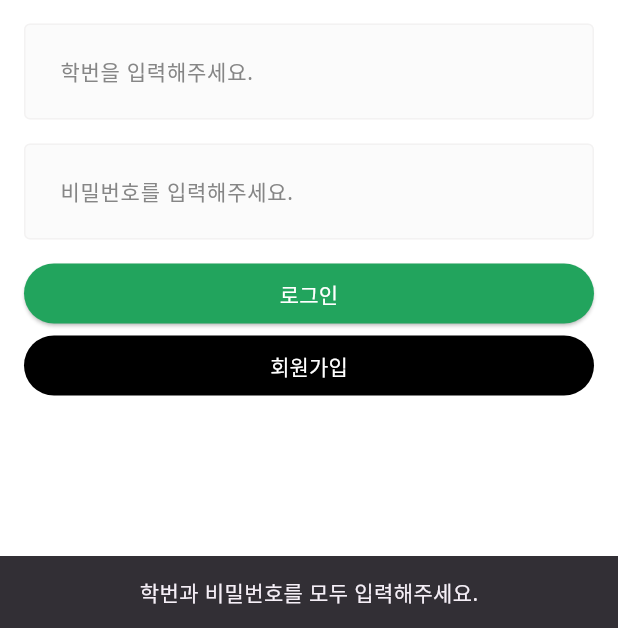
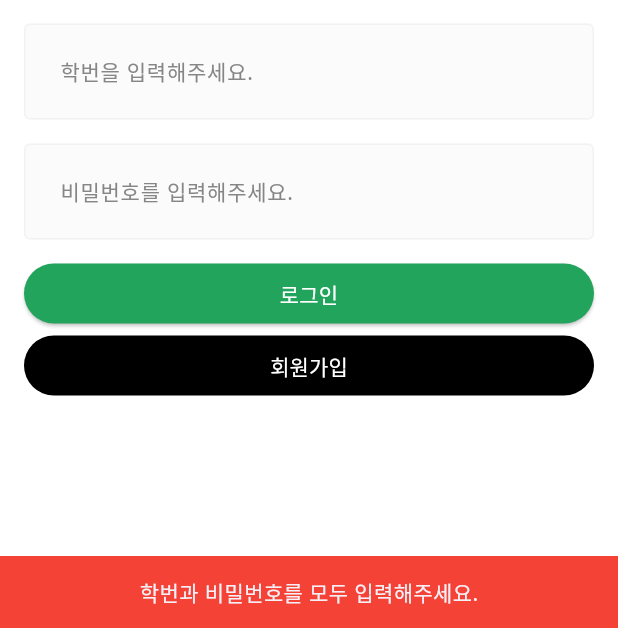
Before and after one commit to kimjuho913-master/ourclasscalendar, a Flutter app: the screen it shows after launch, after a tap on "로그인", on a phone screen of 412 x 824 dp, the part 608-1236 px from its top. Run offline on Flutter 3.47's test engine with Material 3 defaults, Android fonts, the phone set to English and light mode, and no system bars; our stand-ins replace cloud_firestore, firebase_auth, firebase_core; accounts and stored records are empty.

Commit message:
나나나

```diff
--- a/lib/screen/login_screen.dart
+++ b/lib/screen/login_screen.dart
@@ -63,7 +63,8 @@ class _LoginScreenState extends State<LoginScreen> {
                             child: Text(
                               '학번과 비밀번호를 모두 입력해주세요.'
                             )
-                          )
+                          ),
+                          backgroundColor: Colors.red,
                         ),
                       );
                       return;
@@ -98,7 +99,7 @@ class _LoginScreenState extends State<LoginScreen> {
                         message = '이메일 인증이 필요합니다. 학교 메일함을 확인해주세요.';
                       }
                       ScaffoldMessenger.of(context).showSnackBar(
-                        SnackBar(content: Text(message)),
+                        SnackBar(content: Center(child: Text(message)),backgroundColor: Colors.red,),
                       );
                     }
                   },
--- a/lib/screen/register_screen.dart
+++ b/lib/screen/register_screen.dart
@@ -73,7 +73,7 @@ class _RegisterScreenState extends State<RegisterScreen> {
         message = '비밀번호는 6자 이상이어야 합니다.';
       }
       ScaffoldMessenger.of(context).showSnackBar(
-        SnackBar(content: Text(message)),
+        SnackBar(content: Center(child: Text(message))),
       );
     } finally {
       if (mounted) {
```
Also changed, not shown: lib/component/schedule_bottom_sheet.dart (+8 -1 lines), firebase.json, 3 other files.
